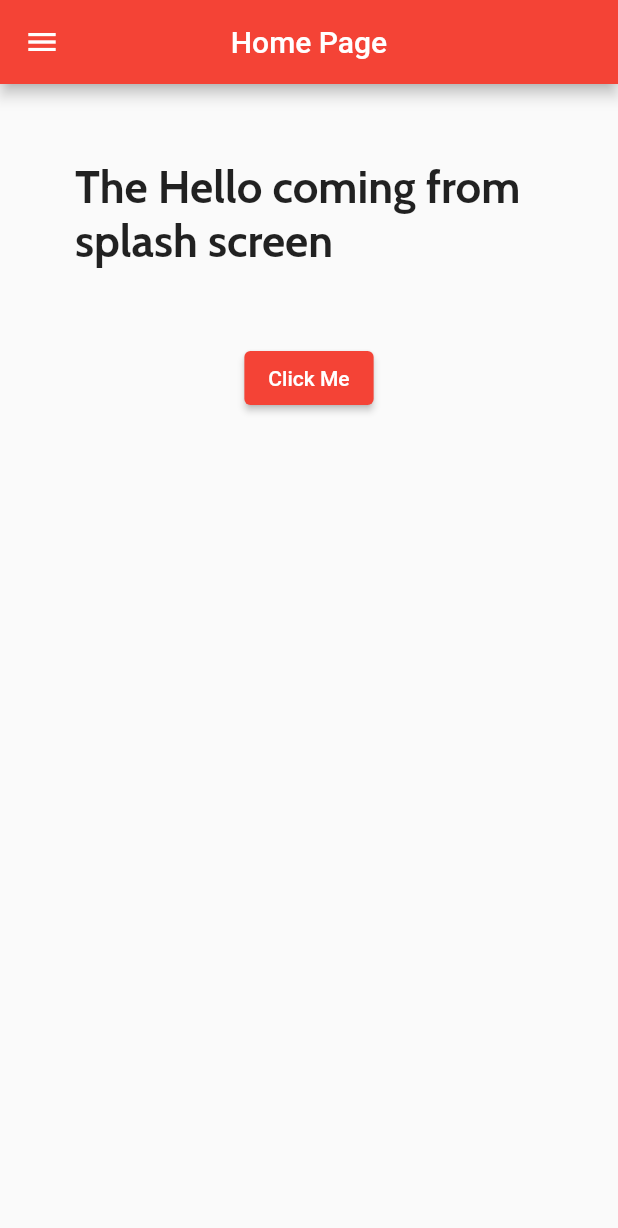
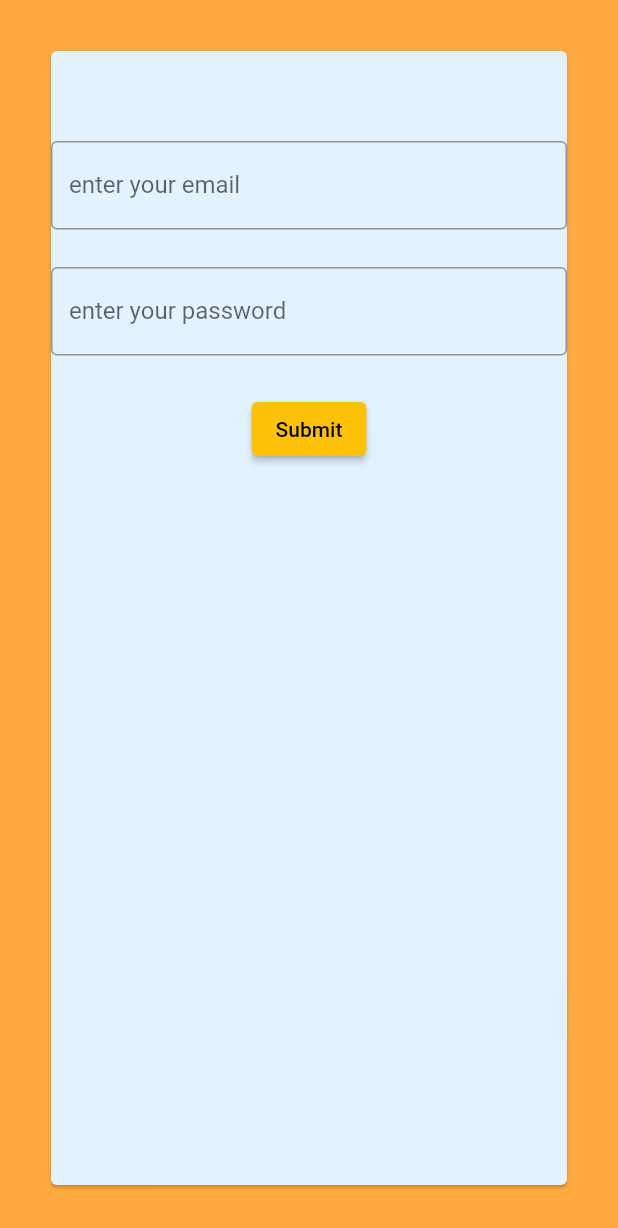
Before and after one commit to kravindra1415/FlutterALL, a Flutter app: the screen it shows after launch, on a phone screen of 412 x 824 dp. Shown: the top 1228 px of the screen. Run offline on Flutter 3.47's test engine with Material 2 defaults, Android fonts, the phone set to English and light mode, and no system bars; our stand-ins replace badges, get, google_fonts.

```diff
--- /dev/null
+++ b/lib/home_page/pages/LoginPage.dart
@@ -0,0 +1,78 @@
+import 'package:flutter/material.dart';
+import 'package:get/get.dart';
+
+class LoginPage extends StatefulWidget {
+  LoginPage({Key? key}) : super(key: key);
+
+  @override
+  State<LoginPage> createState() => _LoginPageState();
+}
+
+class _LoginPageState extends State<LoginPage> {
+  TextEditingController textEmail = TextEditingController();
+  TextEditingController textPassword = TextEditingController();
+
+  final _formKey = GlobalKey<FormState>();
+
+  @override
+  Widget build(BuildContext context) {
+    return Scaffold(
+      backgroundColor: Colors.orangeAccent,
+      body: Padding(
+        padding: const EdgeInsets.all(30.0),
+        child: Card(
+          color: Colors.blue.shade50,
+          child: Form(
+            key: _formKey,
+            child: Column(
+              children: [
+                Padding(padding: EdgeInsets.all(30)),
+                TextFormField(
+                    controller: textEmail,
+                    decoration: const InputDecoration(
+                        border: OutlineInputBorder(),
+                        labelText: 'enter your email',
+                        hintStyle: TextStyle(color: Colors.white)),
+                    validator: (value) {
+                      if (value == null || value.isEmpty) {
+                        return "enter some text..";
+                      } else if (!value.contains('@')) {
+                        return 'must contains @ in email';
+                      }
+                      return null;
+                    }),
+                const SizedBox(height: 25, width: 15),
+                TextFormField(
+                    controller: textPassword,
+                    obscureText: true,
+                    decoration: const InputDecoration(
+                        labelText: 'enter your password',
+                        fillColor: Colors.white,
+                        border: OutlineInputBorder(),
+                        hintStyle: TextStyle(color: Colors.white)),
+                    validator: (value) {
+                      if (value == null || value.isEmpty) {
+                        return "enter some text..";
+                      } else if (value.length < 5) {
+                        return 'length must be greater than 5';
+                      }
+                      return null;
+                    }),
+                const SizedBox(height: 25, width: 15),
+                ElevatedButton(
+                    onPressed: () {
+                      if (_formKey.currentState!.validate()) {
+                        Get.toNamed('HomePage');
+                        textEmail.clear();
+                        textPassword.clear();
+                      }
+                    },
+                    child: Text('Submit'))
+              ],
+            ),
+          ),
+        ),
+      ),
+    );
+  }
+}
--- a/lib/home_page/presentation/StackWidget.dart
+++ b/lib/home_page/presentation/StackWidget.dart
@@ -122,7 +122,7 @@ class _StackWidgetState extends State<StackWidget> {
                   Expanded(
                     child: InkWell(
                       onTap: () {
-                        Get.toNamed('DrawerMenu');
+                        Get.toNamed('LoginPage');
                       },
                       child: const Text(
                         'Go to next page',
--- a/lib/main.dart
+++ b/lib/main.dart
@@ -16,7 +16,7 @@ class MyApp extends StatelessWidget {
       debugShowCheckedModeBanner: false,
       title: 'Demo',
       theme: ThemeData(
-        primarySwatch: Colors.red,
+        primarySwatch: Colors.amber,
       ),
       home: SplashScreen(),
       getPages: AppPages.route, //must to add
--- a/lib/routes/app_pages.dart
+++ b/lib/routes/app_pages.dart
@@ -1,3 +1,4 @@
+import 'package:flutter_application_1/home_page/pages/LoginPage.dart';
 import 'package:flutter_application_1/home_page/presentation/home.dart';
 
 abstract class RoutePath {
@@ -8,4 +9,9 @@ abstract class RoutePath {
   static const DrawerMenu = '/DrawerMenu';
   static const HomeIcon = '/HomeIcon';
   static const SettingIcon = '/SettingIcon';
+  static const LoginPage = '/LoginPage';
+  static const InfoIcon = '/InfoIcon';
+  static const ComputerIcon = '/ComputerIcon';
+  static const LaptopIcon = '/LaptopIcon';
+  static const TabIcons = '/TabIcons';
 }
--- a/lib/routes/app_route.dart
+++ b/lib/routes/app_route.dart
@@ -1,5 +1,11 @@
 import 'package:flutter_application_1/IconMenu/HomeIcon.dart';
+import 'package:flutter_application_1/IconMenu/InfoIcon.dart';
 import 'package:flutter_application_1/IconMenu/SettingIcon.dart';
+import 'package:flutter_application_1/bottomBar/ComputerIcon.dart';
+import 'package:flutter_application_1/bottomBar/LaptopIcon.dart';
+import 'package:flutter_application_1/bottomBar/TabIcons.dart';
+//import 'package:flutter_application_1/bottomBar/TabIcon.dart';
+import 'package:flutter_application_1/home_page/pages/LoginPage.dart';
 import 'package:flutter_application_1/home_page/presentation/DrawerMenu.dart';
 import 'package:flutter_application_1/home_page/presentation/StackWidget.dart';
 import 'package:flutter_application_1/home_page/presentation/home.dart';
@@ -16,5 +22,10 @@ class AppPages {
     GetPage(name: RoutePath.DrawerMenu, page: () => const DrawerMenu()),
     GetPage(name: RoutePath.HomeIcon, page: () => const HomeIcon()),
     GetPage(name: RoutePath.SettingIcon, page: () => SettingIcon()),
+    GetPage(name: RoutePath.LoginPage, page: () => LoginPage()),
+    GetPage(name: RoutePath.InfoIcon, page: () => const InfoIcon()),
+    GetPage(name: RoutePath.ComputerIcon, page: () => const ComputerIcon()),
+    GetPage(name: RoutePath.LaptopIcon, page: () => const LaptopIcon()),
+    GetPage(name: RoutePath.TabIcons, page: () => const TabIcons()),
   ];
 }
--- a/lib/splashScreen/presentation/splash_screen.dart
+++ b/lib/splashScreen/presentation/splash_screen.dart
@@ -17,7 +17,7 @@ class _SplashScreenState extends State<SplashScreen> {
     // TODO: implement initState
     super.initState();
     Future.delayed(const Duration(seconds: 5), () {
-      Get.toNamed(RoutePath.HomePage, arguments: 'Hello');
+      Get.toNamed(RoutePath.LoginPage, arguments: 'Hello');
     });
   }
 
```
Also changed, not shown: lib/IconMenu/HomeIcon.dart (+7 -2 lines), lib/IconMenu/InfoIcon.dart (added, +22 -0 lines), lib/IconMenu/SettingIcon.dart (+6 -1 lines), lib/bottomBar/ComputerIcon.dart (added, +25 -0 lines), lib/bottomBar/LaptopIcon.dart (added, +25 -0 lines), lib/bottomBar/TabIcons.dart (added, +26 -0 lines), lib/home_page/presentation/home.dart (+60 -28 lines).
